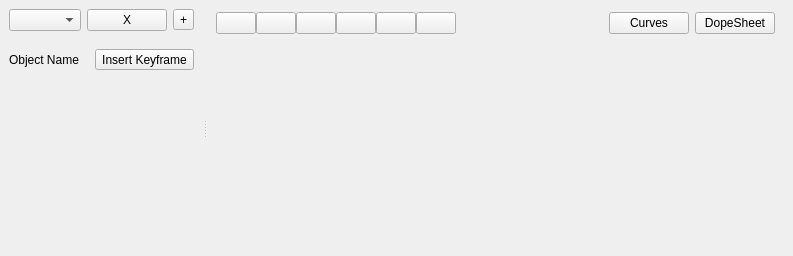
Qt form src/widgets/animationwidget.ui (jahshaka/Studio) before a commit.
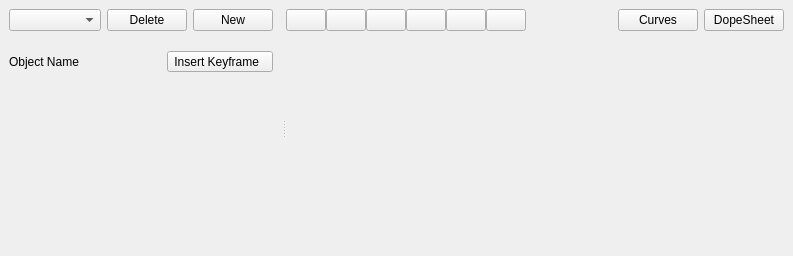
The same form after that commit. Icons and pictures are not drawn. Custom widgets are drawn as their Qt base class.

Commit message: Style animation widget to match rest of the interface

The edit to the form file:
```diff
--- a/src/widgets/animationwidget.ui
+++ b/src/widgets/animationwidget.ui
@@ -54,12 +54,18 @@
    </property>
    <item row="0" column="0">
     <widget class="QSplitter" name="splitter">
+     <property name="sizePolicy">
+      <sizepolicy hsizetype="Preferred" vsizetype="Preferred">
+       <horstretch>0</horstretch>
+       <verstretch>0</verstretch>
+      </sizepolicy>
+     </property>
      <property name="orientation">
       <enum>Qt::Horizontal</enum>
      </property>
      <widget class="QWidget" name="widget" native="true">
       <property name="sizePolicy">
-       <sizepolicy hsizetype="Preferred" vsizetype="Preferred">
+       <sizepolicy hsizetype="Minimum" vsizetype="Preferred">
         <horstretch>0</horstretch>
         <verstretch>0</verstretch>
        </sizepolicy>
@@ -107,6 +113,9 @@
           <item>
            <widget class="QWidget" name="widget_6" native="true">
             <layout class="QHBoxLayout" name="horizontalLayout">
+             <property name="bottomMargin">
+              <number>11</number>
+             </property>
              <item>
               <widget class="QComboBox" name="animList">
                <property name="sizePolicy">
@@ -126,14 +135,14 @@
              <item>
               <widget class="QPushButton" name="deleteAnimBtn">
                <property name="text">
-                <string>X</string>
+                <string>Delete</string>
                </property>
               </widget>
              </item>
              <item>
-              <widget class="QToolButton" name="addAnimBtn">
+              <widget class="QPushButton" name="addAnimBtn">
                <property name="text">
-                <string>+</string>
+                <string>New</string>
                </property>
               </widget>
              </item>
@@ -143,6 +152,12 @@
           <item>
            <widget class="QWidget" name="widget_5" native="true">
             <layout class="QHBoxLayout" name="horizontalLayout_2">
+             <property name="topMargin">
+              <number>9</number>
+             </property>
+             <property name="bottomMargin">
+              <number>7</number>
+             </property>
              <item>
               <widget class="QLabel" name="sceneNodeName">
                <property name="sizePolicy">
@@ -159,7 +174,7 @@
              <item>
               <widget class="QToolButton" name="insertFrame">
                <property name="text">
-                <string>Insert Keyframe</string>
+                <string>Insert Keyframe  </string>
                </property>
                <property name="popupMode">
                 <enum>QToolButton::InstantPopup</enum>
@@ -189,8 +204,8 @@
      </widget>
      <widget class="QWidget" name="widget_2" native="true">
       <property name="sizePolicy">
-       <sizepolicy hsizetype="Preferred" vsizetype="Preferred">
-        <horstretch>2</horstretch>
+       <sizepolicy hsizetype="Expanding" vsizetype="Preferred">
+        <horstretch>0</horstretch>
         <verstretch>0</verstretch>
        </sizepolicy>
       </property>
@@ -235,22 +250,22 @@
               <number>6</number>
              </property>
              <property name="leftMargin">
-              <number>9</number>
+              <number>0</number>
              </property>
              <property name="topMargin">
-              <number>3</number>
+              <number>0</number>
              </property>
              <property name="rightMargin">
-              <number>9</number>
+              <number>0</number>
              </property>
              <property name="bottomMargin">
-              <number>3</number>
+              <number>0</number>
              </property>
              <item>
               <widget class="QWidget" name="widget_11" native="true">
                <property name="maximumSize">
                 <size>
-                 <width>300</width>
+                 <width>16777215</width>
                  <height>16777215</height>
                 </size>
                </property>
```
Left out of the diff: 45 changed lines with no effect on the pictures. The commit also changes 5 other files.
